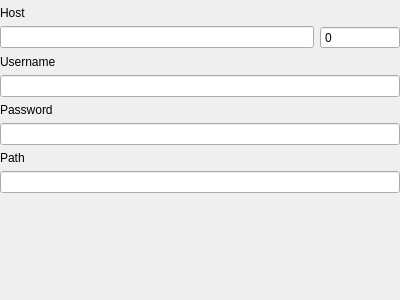
Old version of the form addon/FTP/FTPFormGeneral.ui in the repository fengzhu2007/anycode.
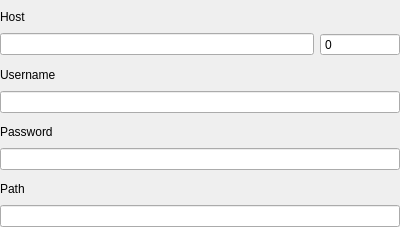
New version of the form.

Diff of the .ui file:
```diff
--- a/addon/FTP/FTPFormGeneral.ui
+++ b/addon/FTP/FTPFormGeneral.ui
@@ -7,9 +7,15 @@
     <x>0</x>
     <y>0</y>
     <width>400</width>
-    <height>300</height>
+    <height>227</height>
    </rect>
   </property>
+  <property name="maximumSize">
+   <size>
+    <width>16777215</width>
+    <height>227</height>
+   </size>
+  </property>
   <property name="windowTitle">
    <string>General</string>
   </property>
@@ -64,6 +70,12 @@
          <height>0</height>
         </size>
        </property>
+       <property name="maximumSize">
+        <size>
+         <width>80</width>
+         <height>16777215</height>
+        </size>
+       </property>
        <property name="toolTip">
         <string>Port</string>
        </property>
@@ -80,6 +92,22 @@
      </item>
     </layout>
    </item>
+   <item>
+    <spacer name="verticalSpacer">
+     <property name="orientation">
+      <enum>Qt::Vertical</enum>
+     </property>
+     <property name="sizeType">
+      <enum>QSizePolicy::Fixed</enum>
+     </property>
+     <property name="sizeHint" stdset="0">
+      <size>
+       <width>20</width>
+       <height>2</height>
+      </size>
+     </property>
+    </spacer>
+   </item>
    <item>
     <widget class="QLabel" name="label_3">
      <property name="minimumSize">
@@ -99,6 +127,22 @@
    <item>
     <widget class="QLineEdit" name="usernameLineEdit"/>
    </item>
+   <item>
+    <spacer name="verticalSpacer_2">
+     <property name="orientation">
+      <enum>Qt::Vertical</enum>
+     </property>
+     <property name="sizeType">
+      <enum>QSizePolicy::Fixed</enum>
+     </property>
+     <property name="sizeHint" stdset="0">
+      <size>
+       <width>20</width>
+       <height>2</height>
+      </size>
+     </property>
+    </spacer>
+   </item>
    <item>
     <widget class="QLabel" name="label_4">
      <property name="sizePolicy">
@@ -128,6 +172,22 @@
      </property>
     </widget>
    </item>
+   <item>
+    <spacer name="verticalSpacer_3">
+     <property name="orientation">
+      <enum>Qt::Vertical</enum>
+     </property>
+     <property name="sizeType">
+      <enum>QSizePolicy::Fixed</enum>
+     </property>
+     <property name="sizeHint" stdset="0">
+      <size>
+       <width>20</width>
+       <height>2</height>
+      </size>
+     </property>
+    </spacer>
+   </item>
    <item>
     <widget class="QLabel" name="label_5">
      <property name="minimumSize">
@@ -147,19 +207,6 @@
    <item>
     <widget class="QLineEdit" name="pathLineEdit"/>
    </item>
-   <item>
-    <spacer name="verticalSpacer">
-     <property name="orientation">
-      <enum>Qt::Vertical</enum>
-     </property>
-     <property name="sizeHint" stdset="0">
-      <size>
-       <width>20</width>
-       <height>40</height>
-      </size>
-     </property>
-    </spacer>
-   </item>
   </layout>
  </widget>
  <resources/>
```
